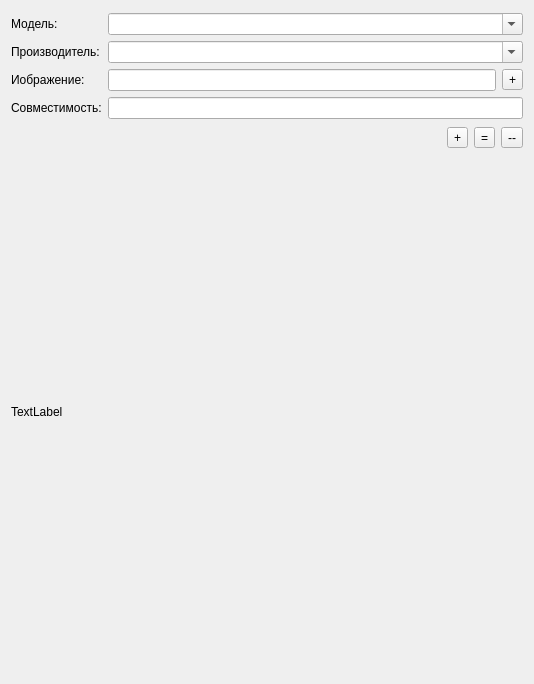
The window that modelDialog.ui (gvintux/cm) describes before a commit, drawn with Qt 5.
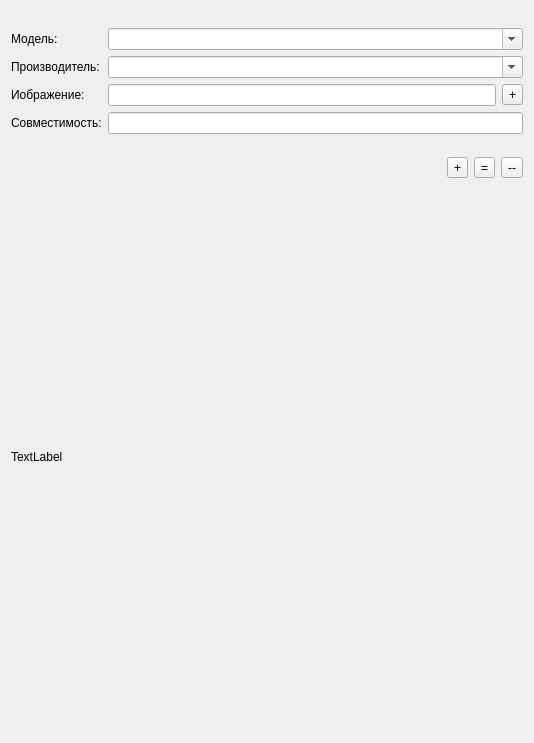
The same window after the commit. Icons and pictures are not drawn.

What changed in the file:
```diff
--- a/modelDialog.ui
+++ b/modelDialog.ui
@@ -7,7 +7,7 @@
     <x>0</x>
     <y>0</y>
     <width>530</width>
-    <height>684</height>
+    <height>743</height>
    </rect>
   </property>
   <property name="windowTitle">
```
Left out of the diff: 3 changed lines with no effect on the pictures.
